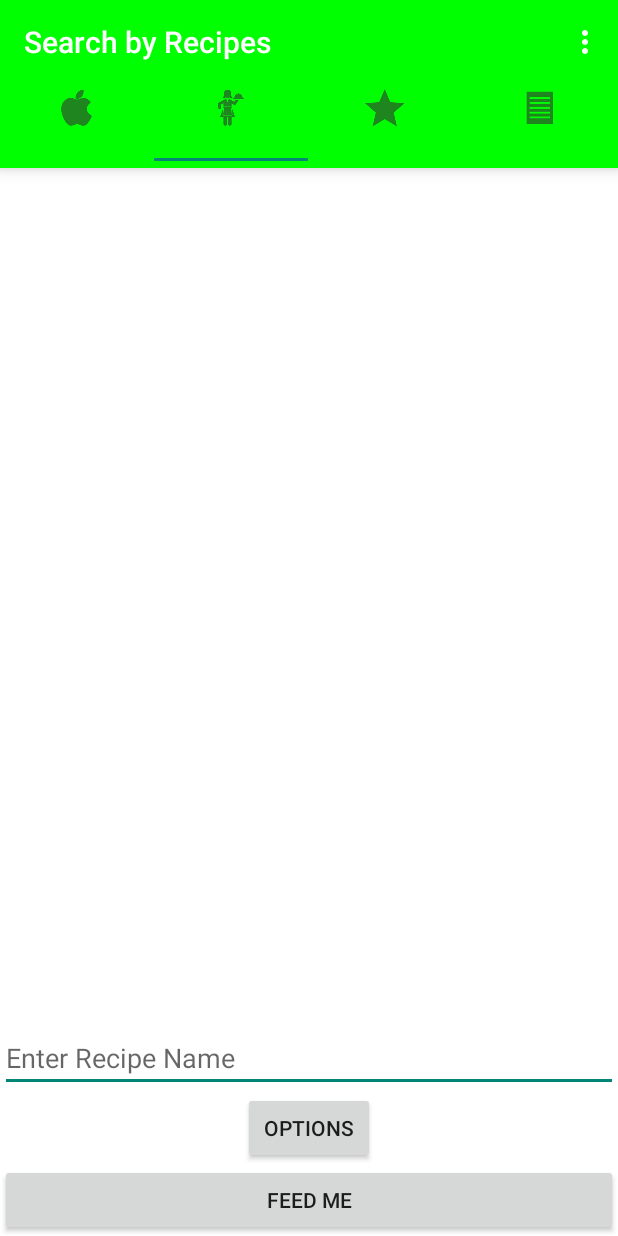
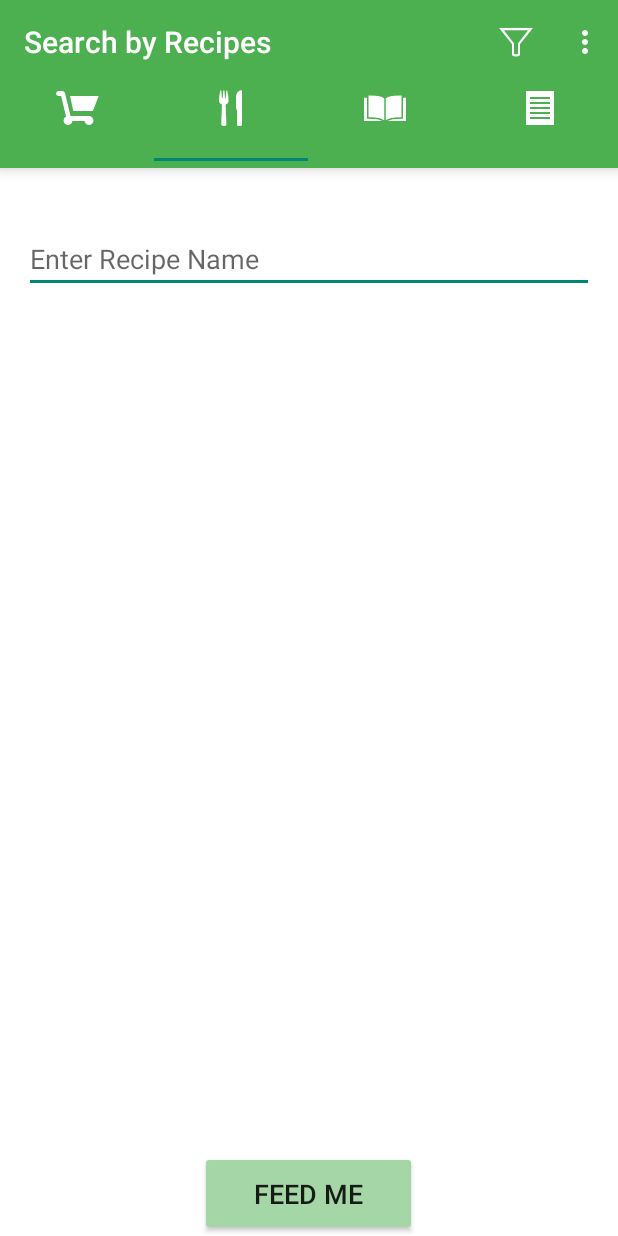
Before and after one commit to joycetsui/SousChef, an Android app: the screen it shows after launch (MainActivity), tab 2 chosen, on a phone screen of 412 x 824 dp. Run offline under Robolectric (Android 15) with nearby library versions, the phone set to English and light mode, and no system bars; 5 statements that could not run were skipped.

Commit message:
Updated UI to have better color, new icons, filter options in toolbar and general prettiness

```diff
--- a/app/src/main/java/com/workingtitle/makeit/AddIngredientsFragment.java
+++ b/app/src/main/java/com/workingtitle/makeit/AddIngredientsFragment.java
@@ -119,13 +119,13 @@ public class AddIngredientsFragment extends Fragment {
         listView.setAdapter(recipeListAdapter);
 
         // Go to Search Options Page
-        Button optionsBtn = (Button) view.findViewById(R.id.btnOptions);
-        optionsBtn.setOnClickListener(new View.OnClickListener() {
-            @Override
-            public void onClick(View v) {
-                openOptionsPage();
-            }
-        });
+        //Button optionsBtn = (Button) view.findViewById(R.id.btnOptions);
+        //optionsBtn.setOnClickListener(new View.OnClickListener() {
+          //  @Override
+           // public void onClick(View v) {
+             //   openOptionsPage();
+           // }
+        //});
 
         return view;
     }
--- a/app/src/main/java/com/workingtitle/makeit/MainActivity.java
+++ b/app/src/main/java/com/workingtitle/makeit/MainActivity.java
@@ -13,6 +13,7 @@ import android.support.design.widget.TabLayout;
 import android.support.v4.app.FragmentManager;
 import android.support.v4.view.ViewPager;
 import android.support.v7.app.AppCompatActivity;
+import android.support.v7.widget.ButtonBarLayout;
 import android.support.v7.widget.Toolbar;
 import android.view.LayoutInflater;
 import android.view.View;
@@ -31,14 +32,20 @@ import java.io.ObjectInputStream;
 public class MainActivity extends AppCompatActivity {
 
     private int[] imageResId = {
-            R.drawable.ic_apple,
-            R.drawable.ic_chef2,
-            R.drawable.ic_saved,
-            R.drawable.ic_list
+            R.drawable.ic_action_cart,
+            R.drawable.ic_action_restaurant,
+            R.drawable.ic_action_book,
+            R.drawable.ic_action_document
     };
 
     // Viewpager to manage the tabs in the main page
     ViewPager viewPager;
+
+    // Search Options info
+    private int cookTimeDay;
+    private int cookTimeHour;
+    private int cookTimeMinute;
+    private int numPortions;
 
     @Override
     protected void onCreate(Bundle savedInstanceState) {
@@ -47,16 +54,6 @@ public class MainActivity extends AppCompatActivity {
 
         Toolbar toolbar = (Toolbar) findViewById(R.id.toolbar);
         setSupportActionBar(toolbar);
-
-        /*
-        FloatingActionButton fab = (FloatingActionButton) findViewById(R.id.fab);
-        fab.setOnClickListener(new View.OnClickListener() {
-            @Override
-            public void onClick(View view) {
-                Snackbar.make(view, "Replace with your own action", Snackbar.LENGTH_LONG)
-                        .setAction("Action", null).show();
-            }
-        });*/
 
         // Get the ViewPager and set it's PagerAdapter so that it can display items
         viewPager = (ViewPager) findViewById(R.id.view_pager);
@@ -110,15 +107,9 @@ public class MainActivity extends AppCompatActivity {
     }
 
     private void setupTabLayout(TabLayout tabLayout) {
-
-//        tabLayout.addTab(tabLayout.newTab().setIcon(imageResId[0]));
-//        tabLayout.addTab(tabLayout.newTab().setIcon(imageResId[1]));
-//        tabLayout.addTab(tabLayout.newTab().setIcon(imageResId[2]));
-//        tabLayout.addTab(tabLayout.newTab().setIcon(imageResId[3]));
-
+        tabLayout.setTabGravity(TabLayout.GRAVITY_FILL);
         tabLayout.setTabMode(TabLayout.MODE_FIXED);
         tabLayout.setupWithViewPager(viewPager);
-
         for (int i = 0; i < imageResId.length; i++){
             TextView tab = (TextView) LayoutInflater.from(this).inflate(R.layout.tab_layout, null);
             tab.setCompoundDrawablesWithIntrinsicBounds(0, imageResId[i], 0, 0);
@@ -144,10 +135,24 @@ public class MainActivity extends AppCompatActivity {
         if (id == R.id.action_settings) {
             return true;
         }
+        else if (id == R.id.filterButton){
+            openOptionsPage();
+        }
 
         return super.onOptionsItemSelected(item);
     }
 
+    private void openOptionsPage() {
+        cookTimeDay = -1;
+        cookTimeHour = -1;
+        cookTimeMinute = -1;
+        numPortions = -1;
+        Intent intent = new Intent(this, SearchOptions.class);
+        intent.putExtra("ctDay", cookTimeDay);
+        intent.putExtra("ctHour", cookTimeHour);
+        intent.putExtra("ctMin", cookTimeMinute);
+        intent.putExtra("portions", numPortions);
 
-
+        startActivityForResult(intent, 1);
+    }
 }
--- a/app/src/main/java/com/workingtitle/makeit/SearchRecipeNameFragment.java
+++ b/app/src/main/java/com/workingtitle/makeit/SearchRecipeNameFragment.java
@@ -49,7 +49,8 @@ public class SearchRecipeNameFragment extends Fragment {
 
         /** Reference to the button of the layout main.xml */
         keyword = (EditText) view.findViewById(R.id.recipeNameTextItem);
-        Button optionsBtn = (Button) view.findViewById(R.id.byNameOptionsBtn);
+
+        //Button optionsBtn = (Button) view.findViewById(R.id.byNameOptionsBtn);
         Button searchBtn = (Button) view.findViewById(R.id.byNameFeedMeBtn);
 
         /** Defining a click event listener for the button "FeedMe" */
@@ -62,16 +63,6 @@ public class SearchRecipeNameFragment extends Fragment {
 
         /** Setting the event listener for the add button */
         searchBtn.setOnClickListener(goSearchListener);
-
-        // Go to Search Options Page
-        optionsBtn.setOnClickListener(new View.OnClickListener() {
-            @Override
-
-            public void onClick(View v) {
-                Intent intent = new Intent(getActivity(), SearchOptions.class);
-                startActivity(intent);
-            }
-        });
 
         return view;
     }
--- a/app/src/main/res/layout/activity_main.xml
+++ b/app/src/main/res/layout/activity_main.xml
@@ -12,20 +12,22 @@
         android:id="@+id/toolbar"
         android:layout_width="match_parent"
         android:layout_height="wrap_content"
-        android:layout_alignParentTop="true"
         android:elevation="6dp"
         android:minHeight="?attr/actionBarSize"
-        android:background="@color/lime"
+        android:background="#4CAF50"
         android:theme="@style/ThemeOverlay.AppCompat.Dark.ActionBar"
         app:popupTheme="@style/ThemeOverlay.AppCompat.Light"
-        android:textAlignment="center"/>
+        android:textAlignment="center"
+        android:layout_alignBottom="@+id/filterButton"
+        android:layout_alignParentLeft="true"
+        android:layout_alignParentStart="true" />
 
     <android.support.design.widget.TabLayout
         android:id="@+id/sliding_tabs"
         android:layout_width="match_parent"
         android:layout_height="wrap_content"
         android:layout_below="@+id/toolbar"
-        android:background="@color/lime"
+        android:background="#4CAF50"
         android:elevation="6dp"
         android:minHeight="?attr/actionBarSize"
         android:theme="@style/ThemeOverlay.AppCompat.Dark.ActionBar"
@@ -40,4 +42,5 @@
         android:layout_height="fill_parent"
         android:layout_below="@id/sliding_tabs"
         android:background="@android:color/white"/>
+
 </RelativeLayout>
--- a/app/src/main/res/layout/activity_search_options.xml
+++ b/app/src/main/res/layout/activity_search_options.xml
@@ -16,7 +16,7 @@
         android:layout_alignParentTop="true"
         android:elevation="6dp"
         android:minHeight="?attr/actionBarSize"
-        android:background="@color/lime"
+        android:background="#4CAF50"
         android:theme="@style/ThemeOverlay.AppCompat.Dark.ActionBar"
         app:popupTheme="@style/ThemeOverlay.AppCompat.Light"
         android:textAlignment="center"
--- a/app/src/main/res/layout/activity_search_results.xml
+++ b/app/src/main/res/layout/activity_search_results.xml
@@ -12,7 +12,7 @@
         android:layout_alignParentTop="true"
         android:elevation="6dp"
         android:minHeight="?attr/actionBarSize"
-        android:background="@color/lime"
+        android:background="#4CAF50"
         android:theme="@style/ThemeOverlay.AppCompat.Dark.ActionBar"
         app:popupTheme="@style/ThemeOverlay.AppCompat.Light"
         android:textAlignment="center"/>
@@ -27,7 +27,8 @@
         android:textAppearance="@style/HeaderTextStyle"
         android:layout_below="@+id/toolbar"
         android:layout_centerHorizontal="true"
-        android:layout_gravity="center_horizontal"/>
+        android:layout_gravity="center_horizontal"
+        android:textColor="#1B5E20" />
     <!--android:textAppearance="?android:attr/textAppearanceLarge"-->
 
     <ListView
--- a/app/src/main/res/layout/search_by_name.xml
+++ b/app/src/main/res/layout/search_by_name.xml
@@ -10,18 +10,14 @@
         android:layout_height="wrap_content"
         android:inputType="text"
         android:hint="@string/hintEnterRecipeName"
-        android:layout_above="@+id/byNameOptionsBtn"
+        android:layout_alignParentTop="false"
+        android:layout_alignParentRight="true"
+        android:layout_alignParentEnd="true"
         android:layout_alignParentLeft="true"
-        android:layout_alignParentStart="true" />
-
-    <!-- Options button -->
-    <Button
-        android:id="@+id/byNameOptionsBtn"
-        android:layout_width="wrap_content"
-        android:layout_height="wrap_content"
-        android:text="@string/lblBtnOptions"
-        android:layout_above="@+id/byNameFeedMeBtn"
-        android:layout_centerHorizontal="true" />
+        android:layout_alignParentStart="true"
+        android:paddingTop="@dimen/abc_action_button_min_height_material"
+        android:layout_marginLeft="@dimen/activity_horizontal_margin"
+        android:layout_marginRight="@dimen/activity_horizontal_margin" />
 
     <!-- FEED ME button -->
     <Button
@@ -29,10 +25,13 @@
         android:layout_width="wrap_content"
         android:layout_height="wrap_content"
         android:text="@string/lblBtnFeedMe"
+        android:backgroundTint="#A5D6A7"
         android:layout_alignParentBottom="true"
-        android:layout_alignParentLeft="true"
-        android:layout_alignParentStart="true"
-        android:layout_alignParentRight="true"
-        android:layout_alignParentEnd="true" />
+        android:layout_centerHorizontal="true"
+        android:paddingRight="@dimen/abc_action_button_min_width_overflow_material"
+        android:paddingLeft="@dimen/abc_action_button_min_width_overflow_material"
+        android:paddingTop="@dimen/abc_action_bar_icon_vertical_padding_material"
+        android:paddingBottom="@dimen/abc_action_bar_icon_vertical_padding_material"
+        android:textSize="@dimen/abc_text_size_medium_material" />
 
 </RelativeLayout>
--- a/app/src/main/res/menu/menu_main.xml
+++ b/app/src/main/res/menu/menu_main.xml
@@ -7,4 +7,10 @@
         android:orderInCategory="100"
         android:title="@string/action_settings"
         app:showAsAction="never"/>
+    <item
+        android:id="@+id/filterButton"
+        android:icon="@drawable/ic_action_filter"
+        app:showAsAction="ifRoom"
+        android:title="Filter">
+    </item>
 </menu>
```
Also changed, not shown: app/src/main/res/layout/activity_add_ingredients.xml (+24 -29 lines), app/src/main/res/layout/activity_display_recipe.xml (+18 -12 lines), app/src/main/res/drawable-hdpi/ic_action_book.png (added), app/src/main/res/drawable-hdpi/ic_action_cart.png (added), app/src/main/res/drawable-hdpi/ic_action_document.png (added), app/src/main/res/drawable-hdpi/ic_action_filter.png (added), app/src/main/res/drawable-hdpi/ic_action_restaurant.png (added).
